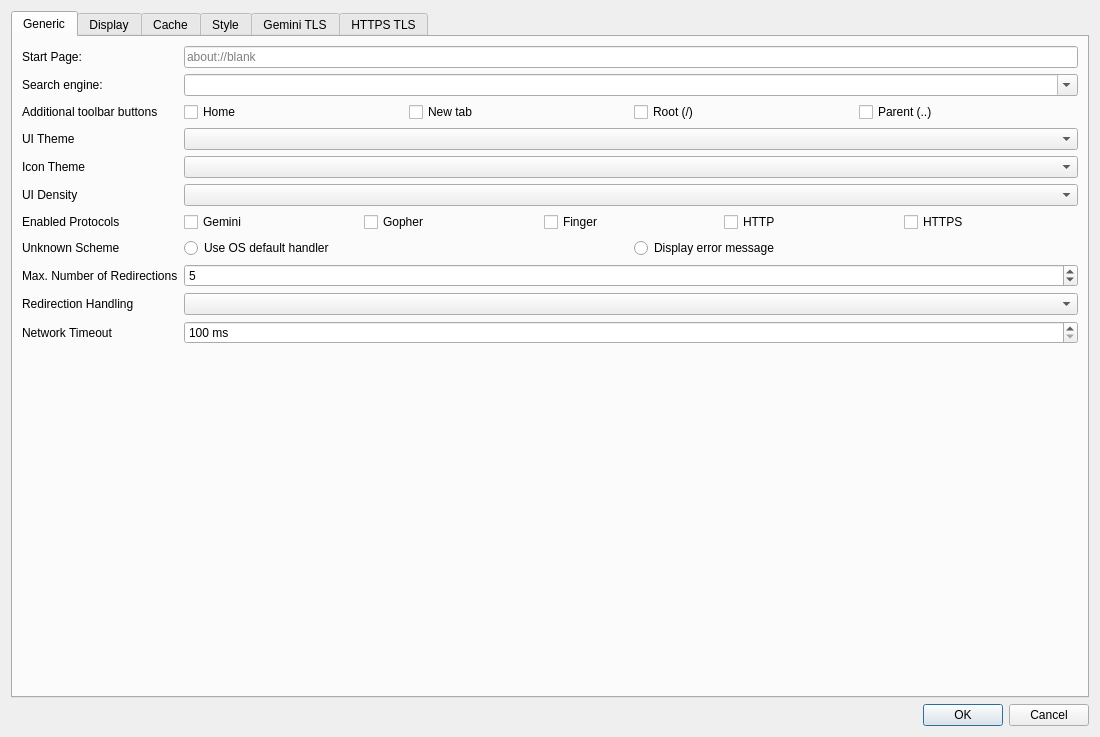
This is src/dialogs/settingsdialog.ui in ikskuh/kristall as Qt 5 draws it before an edit. The edited form follows.
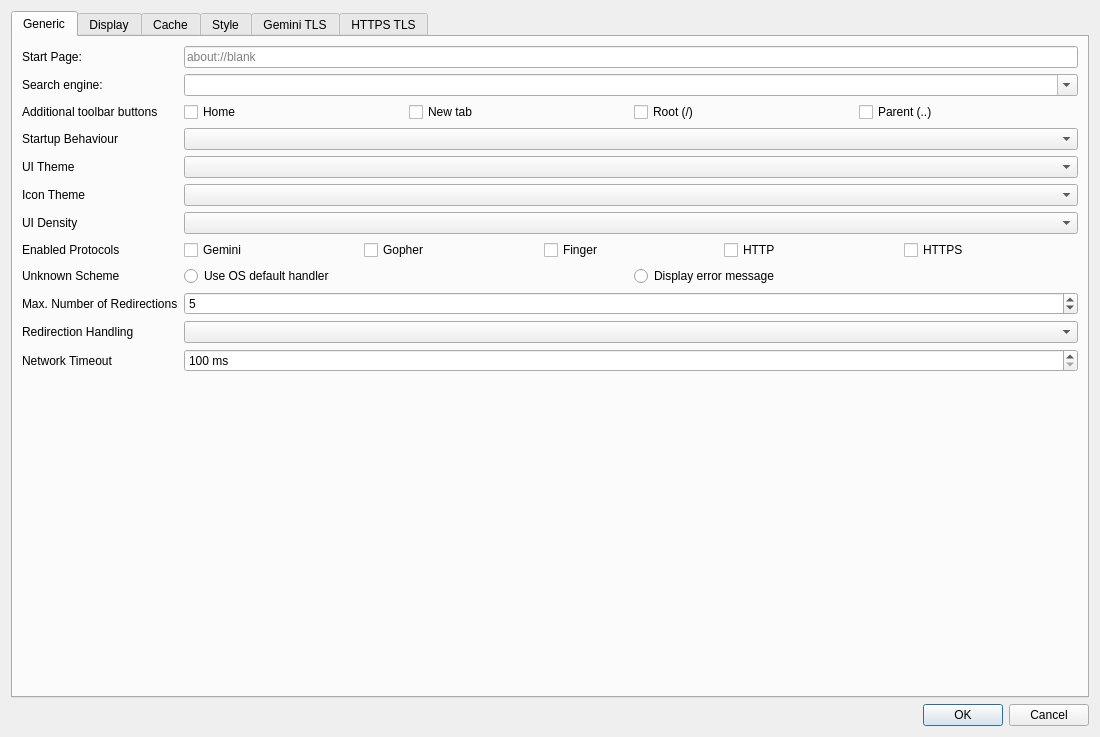
This is the edited form. Icons and pictures are not drawn. Custom widgets are drawn as their Qt base class.

Commit message: Adds option to have old or new session behaviour. Closes #187

Diff of the .ui file:
```diff
--- a/src/dialogs/settingsdialog.ui
+++ b/src/dialogs/settingsdialog.ui
@@ -61,43 +61,53 @@
         </widget>
        </item>
        <item row="3" column="0">
+        <widget class="QLabel" name="label_19">
+         <property name="text">
+          <string>Startup Behaviour</string>
+         </property>
+        </widget>
+       </item>
+       <item row="3" column="1">
+        <widget class="QComboBox" name="session_restore_behaviour"/>
+       </item>
+       <item row="4" column="0">
         <widget class="QLabel" name="label_15">
          <property name="text">
           <string>UI Theme</string>
          </property>
         </widget>
        </item>
-       <item row="3" column="1">
+       <item row="4" column="1">
         <widget class="QComboBox" name="ui_theme"/>
        </item>
-       <item row="4" column="0">
+       <item row="5" column="0">
         <widget class="QLabel" name="label_34">
          <property name="text">
           <string>Icon Theme</string>
          </property>
         </widget>
        </item>
-       <item row="4" column="1">
+       <item row="5" column="1">
         <widget class="QComboBox" name="icon_theme"/>
        </item>
-       <item row="5" column="0">
+       <item row="6" column="0">
         <widget class="QLabel" name="label_1">
          <property name="text">
           <string>UI Density</string>
          </property>
         </widget>
        </item>
-       <item row="5" column="1">
+       <item row="6" column="1">
         <widget class="QComboBox" name="ui_density"/>
        </item>
-       <item row="6" column="0">
+       <item row="7" column="0">
         <widget class="QLabel" name="label_16">
          <property name="text">
           <string>Enabled Protocols</string>
          </property>
         </widget>
        </item>
-       <item row="6" column="1">
+       <item row="7" column="1">
         <layout class="QHBoxLayout" name="horizontalLayout">
          <item>
           <widget class="QCheckBox" name="enable_gemini">
@@ -142,14 +152,14 @@
          </item>
         </layout>
        </item>
-       <item row="7" column="0">
+       <item row="8" column="0">
         <widget class="QLabel" name="label_22">
          <property name="text">
           <string>Unknown Scheme</string>
          </property>
         </widget>
        </item>
-       <item row="7" column="1">
+       <item row="8" column="1">
         <layout class="QHBoxLayout" name="horizontalLayout_7">
          <item>
           <widget class="QRadioButton" name="scheme_os_default">
@@ -173,38 +183,38 @@
          </item>
         </layout>
        </item>
-       <item row="8" column="0">
+       <item row="9" column="0">
         <widget class="QLabel" name="label_26">
          <property name="text">
           <string>Max. Number of Redirections</string>
          </property>
         </widget>
        </item>
-       <item row="8" column="1">
+       <item row="9" column="1">
         <widget class="QSpinBox" name="max_redirects">
          <property name="value">
           <number>5</number>
          </property>
         </widget>
        </item>
-       <item row="9" column="0">
+       <item row="10" column="0">
         <widget class="QLabel" name="label_27">
          <property name="text">
           <string>Redirection Handling</string>
          </property>
         </widget>
        </item>
-       <item row="9" column="1">
+       <item row="10" column="1">
         <widget class="QComboBox" name="redirection_mode"/>
        </item>
-       <item row="10" column="0">
+       <item row="11" column="0">
         <widget class="QLabel" name="label_28">
          <property name="text">
           <string>Network Timeout</string>
          </property>
         </widget>
        </item>
-       <item row="10" column="1">
+       <item row="11" column="1">
         <widget class="QSpinBox" name="network_timeout">
          <property name="suffix">
           <string> ms</string>
```
Left out of the diff: 90 changed lines with no effect on the pictures. The commit also changes 4 other files.
